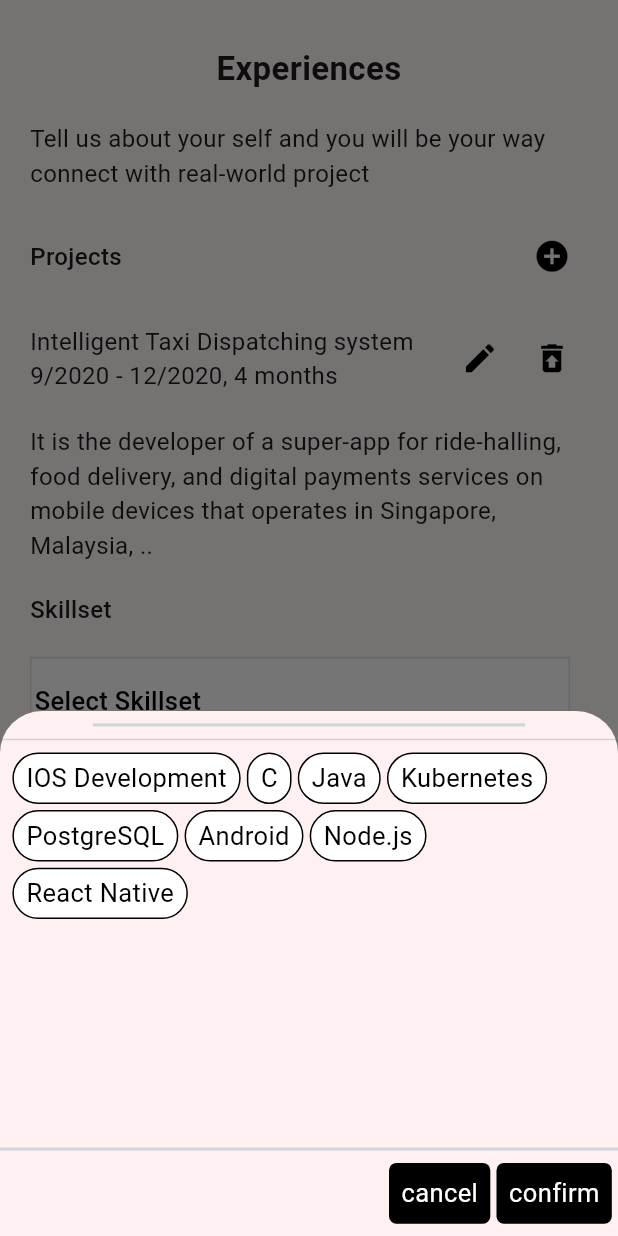
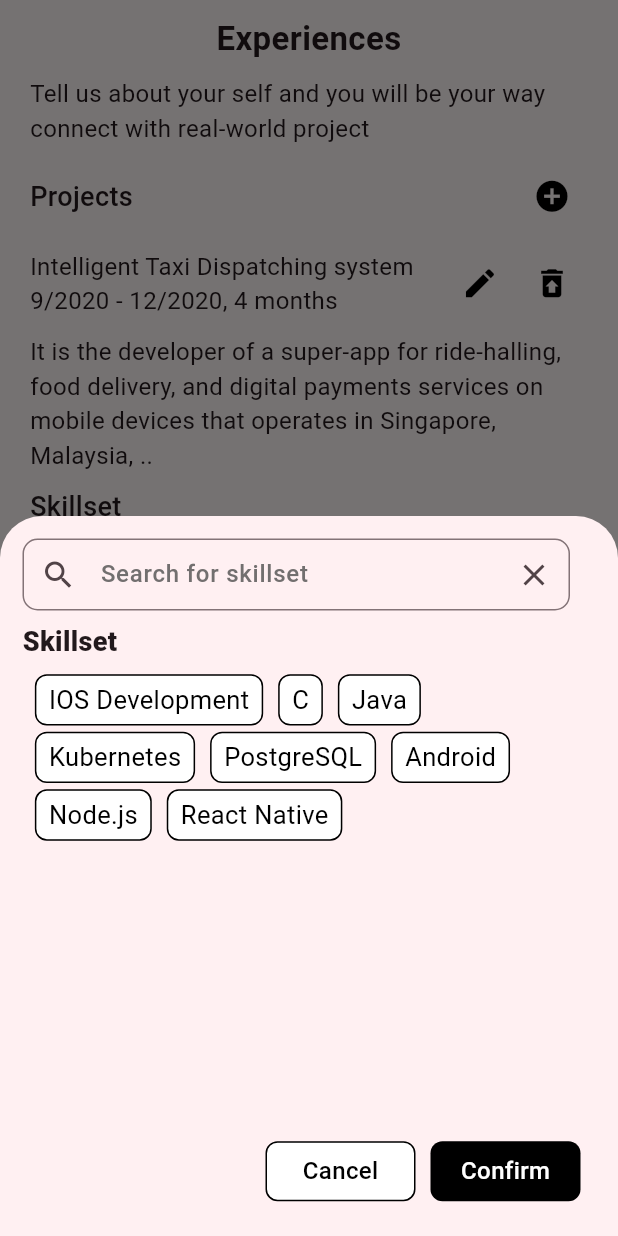
Before and after one commit to giahuy200202/StudentHub, a Flutter app: the ProfileIStudentStep2Widget screen opened directly, after a tap on "Select Skillset", on a phone screen of 412 x 824 dp. Run offline on Flutter 3.47's test engine with Material 3 defaults, Android fonts, the phone set to English and light mode, and no system bars; our stand-ins replace dotted_border, flutter_dotenv, flutter_local_notifications, flutter_riverpod, image_picker, motion_toast and 3 more; missing offline and left inert: dart:ffi.

Commit message:
update UI profile flow

```diff
--- a/lib/screens/layout.screen.dart
+++ b/lib/screens/layout.screen.dart
@@ -28,6 +28,7 @@ import 'package:studenthub/screens/profile/profileinputStudent_step3.screen.dart
 import 'package:studenthub/screens/chat/message.screen.dart';
 import 'package:studenthub/screens/chat/message_details.screen.dart';
 import 'package:studenthub/widgets/message/videocalll.widget.dart';
+import 'package:studenthub/screens/alerts/alerts.screen.dart';
 
 class LayoutScreen extends ConsumerStatefulWidget {
   const LayoutScreen({super.key});
@@ -153,6 +154,11 @@ class _LayoutScreenState extends ConsumerState<LayoutScreen> {
         _selectedPageIndex = 2;
       });
       return const VideocallWidget();
+    } else if (widgetOption == 'Alert') {
+      setState(() {
+        _selectedPageIndex = 2;
+      });
+      return const AlertsScreen();
     }
 
     return const HomepageScreen();
--- a/lib/utils/multiselect_bottom_sheet.dart
+++ b/lib/utils/multiselect_bottom_sheet.dart
@@ -5,10 +5,10 @@ import 'package:studenthub/utils/colors.dart';
 class MultiSelectBottomSheet extends StatefulWidget {
   final List<MultiSelectBottomSheetModel> items;
   final double width;
+
   final double bottomSheetHeight;
   final double? searchTextFieldWidth;
   final String? hint;
-  final String? searchHint;
   final String cancelText;
   final String confirmText;
   final String clearAll;
@@ -32,10 +32,9 @@ class MultiSelectBottomSheet extends StatefulWidget {
     required this.searchIcon,
     required this.controller,
     this.searchTextFieldWidth,
-    this.searchHint = "search here..",
-    this.cancelText = 'cancel',
-    this.confirmText = 'confirm',
-    this.clearAll = 'clear All',
+    this.cancelText = 'Cancel',
+    this.confirmText = 'Confirm',
+    this.clearAll = 'Clear All',
     this.hintColor = Colors.black,
     this.textColor = Colors.black54,
     this.borderColor = Colors.black12,
@@ -84,44 +83,66 @@ class _MultiSelectBottomSheetState extends State<MultiSelectBottomSheet> {
           builder: (context) {
             return StatefulBuilder(
                 builder: (BuildContext context, StateSetter setState) {
-              return SizedBox(
-                height: widget.bottomSheetHeight,
+              return Padding(
+                padding: const EdgeInsets.all(15.0),
+                child: SizedBox(
+                  height: 450,
                   width: width,
                   child: Column(
+                    crossAxisAlignment: CrossAxisAlignment.start,
                     children: [
-                    SizedBox(height: height * 0.01),
-                    Container(
-                      width: widget.searchTextFieldWidth,
-                      decoration: BoxDecoration(
-                          border: Border.all(color: borderColor),
-                          color: Colors.red),
-                      child: Stack(
-                        alignment: Alignment.centerRight,
-                        children: [
-                          widget.controller.text.isEmpty
-                              ? Container()
-                              : InkWell(
-                                  onTap: () {
+                      SizedBox(
+                        width: 365,
+                        child: TextField(
+                          style: const TextStyle(
+                            fontSize: 16,
+                            color: Color.fromARGB(255, 114, 111, 111),
+                            fontWeight: FontWeight.w500,
+                          ),
+                          // controller: searchController,
+                          textInputAction: TextInputAction.search,
+                          onSubmitted: (value) {
                             setState(() {
-                                      widget.controller.text = "";
-                                      filterList = widget.items;
+                              filterList = widget.items
+                                  .where((element) => element.name
+                                      .toLowerCase()
+                                      .contains(value.toLowerCase()))
+                                  .toList();
                             });
                           },
-                                  child: Container(
-                                    padding: EdgeInsets.symmetric(
-                                        horizontal: width * 0.02),
-                                    child: const Icon(
-                                      Icons.close,
-                                      color: iconColor,
-                                      size: 20,
+                          decoration: InputDecoration(
+                            border: OutlineInputBorder(
+                              borderRadius: BorderRadius.circular(10),
+                            ),
+                            focusedBorder: OutlineInputBorder(
+                              borderRadius: BorderRadius.circular(10),
+                              borderSide: const BorderSide(color: Colors.black),
+                            ),
+                            contentPadding: const EdgeInsets.symmetric(
+                              vertical: 8,
+                              horizontal: 15,
+                            ),
+                            prefixIcon: const Icon(Icons.search),
+                            suffixIcon: InkWell(
+                              onTap: () {},
+                              child: const Icon(Icons.clear),
+                            ),
+                            hintText: 'Search for skillset',
+                            hintStyle: const TextStyle(
+                              color: Color.fromARGB(255, 114, 111, 111),
+                              fontWeight: FontWeight.w500,
                             ),
                           ),
-                                )
-                        ],
                         ),
                       ),
                       SizedBox(height: height * 0.01),
-                    const Divider(thickness: 1, height: 1, color: dividerColor),
+                      const Text(
+                        'Skillset',
+                        style: (TextStyle(
+                          fontSize: 18,
+                          fontWeight: FontWeight.w800,
+                        )),
+                      ),
                       SizedBox(height: height * 0.01),
                       Expanded(
                         child: SingleChildScrollView(
@@ -130,7 +151,7 @@ class _MultiSelectBottomSheetState extends State<MultiSelectBottomSheet> {
                             padding:
                                 EdgeInsets.symmetric(horizontal: width * 0.02),
                             child: Wrap(
-                            spacing: width * 0.01,
+                              spacing: 10,
                               runSpacing: width * 0.01,
                               crossAxisAlignment: WrapCrossAlignment.start,
                               alignment: WrapAlignment.start,
@@ -148,7 +169,8 @@ class _MultiSelectBottomSheetState extends State<MultiSelectBottomSheet> {
                                         }
                                       }
                                       defaultList
-                                        .where((element) => element.id == e.id)
+                                          .where(
+                                              (element) => element.id == e.id)
                                           .first
                                           .isSelected = e.isSelected;
                                     });
@@ -158,7 +180,7 @@ class _MultiSelectBottomSheetState extends State<MultiSelectBottomSheet> {
                                         horizontal: width * 0.02,
                                         vertical: width * 0.01),
                                     decoration: BoxDecoration(
-                                    borderRadius: BorderRadius.circular(20),
+                                      borderRadius: BorderRadius.circular(8),
                                       color: e.isSelected
                                           ? widget.selectedBackgroundColor
                                           : widget.unSelectedBackgroundColor,
@@ -181,24 +203,26 @@ class _MultiSelectBottomSheetState extends State<MultiSelectBottomSheet> {
                           ),
                         ),
                       ),
-                    SizedBox(height: height * 0.01),
-                    const Divider(thickness: 1, height: 1, color: dividerColor),
                       Container(
                         width: width * 100,
-                      decoration: const BoxDecoration(
-                          border: Border(top: BorderSide(color: borderColor))),
                         padding: EdgeInsets.symmetric(vertical: height * 0.01),
                         child: Row(
-                        mainAxisAlignment: MainAxisAlignment.spaceBetween,
+                          mainAxisAlignment: MainAxisAlignment.start,
                           children: [
+                            const SizedBox(width: 10),
                             defaultList
                                     .where((element) => element.isSelected)
                                     .isEmpty
                                 ? Container()
-                              : DecoratedBox(
+                                : SizedBox(
+                                    height: 40,
+                                    width: 100,
+                                    child: DecoratedBox(
                                       decoration: BoxDecoration(
-                                    borderRadius: BorderRadius.circular(5),
-                                    color: const Color.fromARGB(255, 0, 0, 0),
+                                        border: Border.all(color: Colors.black),
+                                        borderRadius: BorderRadius.circular(8),
+                                        color:
+                                            Color.fromARGB(255, 255, 255, 255),
                                       ),
                                       child: GestureDetector(
                                         onTap: () {
@@ -217,20 +241,27 @@ class _MultiSelectBottomSheetState extends State<MultiSelectBottomSheet> {
                                           child: Text(
                                             widget.clearAll,
                                             style: const TextStyle(
-                                            color: Colors.white,
-                                            fontWeight: FontWeight.normal,
-                                            fontSize: 17),
+                                                color: Color.fromARGB(
+                                                    255, 0, 0, 0),
+                                                fontWeight: FontWeight.w500,
+                                                fontSize: 16),
                                           ),
                                         ),
                                       ),
                                     ),
+                                  ),
+                            const Spacer(),
                             Row(
                               mainAxisAlignment: MainAxisAlignment.end,
                               children: [
-                              DecoratedBox(
+                                SizedBox(
+                                  height: 40,
+                                  width: 100,
+                                  child: DecoratedBox(
                                     decoration: BoxDecoration(
-                                  borderRadius: BorderRadius.circular(5),
-                                  color: const Color.fromARGB(255, 0, 0, 0),
+                                      border: Border.all(color: Colors.black),
+                                      borderRadius: BorderRadius.circular(8),
+                                      color: Color.fromARGB(255, 255, 255, 255),
                                     ),
                                     child: GestureDetector(
                                       onTap: () {
@@ -244,19 +275,24 @@ class _MultiSelectBottomSheetState extends State<MultiSelectBottomSheet> {
                                         child: Text(
                                           widget.cancelText,
                                           style: const TextStyle(
-                                          color: Colors.white,
-                                          fontWeight: FontWeight.normal,
-                                          fontSize: 17),
+                                              color:
+                                                  Color.fromARGB(255, 0, 0, 0),
+                                              fontWeight: FontWeight.w500,
+                                              fontSize: 16),
                                         ),
                                       ),
                                     ),
                                   ),
+                                ),
+                                const SizedBox(
+                                  width: 10,
+                                ),
                                 SizedBox(
-                                width: width * 0.01,
-                              ),
-                              DecoratedBox(
+                                  height: 40,
+                                  width: 100,
+                                  child: DecoratedBox(
                                     decoration: BoxDecoration(
-                                  borderRadius: BorderRadius.circular(5),
+                                      borderRadius: BorderRadius.circular(8),
                                       color: const Color.fromARGB(255, 0, 0, 0),
                                     ),
                                     child: GestureDetector(
@@ -276,14 +312,15 @@ class _MultiSelectBottomSheetState extends State<MultiSelectBottomSheet> {
                                           widget.confirmText,
                                           style: const TextStyle(
                                               color: Colors.white,
-                                          fontWeight: FontWeight.normal,
-                                          fontSize: 17),
+                                              fontWeight: FontWeight.w500,
+                                              fontSize: 16),
                                         ),
                                       ),
                                     ),
                                   ),
-                              SizedBox(
-                                width: width * 0.01,
+                                ),
+                                const SizedBox(
+                                  width: 10,
                                 )
                               ],
                             ),
@@ -291,6 +328,7 @@ class _MultiSelectBottomSheetState extends State<MultiSelectBottomSheet> {
                         ),
                       ),
                     ],
+                  ),
                 ),
               );
             });
@@ -302,8 +340,9 @@ class _MultiSelectBottomSheetState extends State<MultiSelectBottomSheet> {
       child: Container(
         decoration: BoxDecoration(
             border: Border.all(
-              color: widget.borderColor,
+              color: Colors.black,
             ),
+            borderRadius: BorderRadius.circular(9),
             color: whiteColor),
         padding: EdgeInsets.symmetric(
             horizontal: 2,
@@ -312,20 +351,26 @@ class _MultiSelectBottomSheetState extends State<MultiSelectBottomSheet> {
                     ? height * 0.02
                     : height * 0.01),
         width: widget.width,
-        alignment: Alignment.centerLeft,
         child: Column(
+          crossAxisAlignment: CrossAxisAlignment.start,
+          mainAxisAlignment: MainAxisAlignment.start,
           children: [
             widget.items.where((element) => element.isSelected).isEmpty
-                ? Text(
+                ? Padding(
+                    padding: const EdgeInsets.fromLTRB(20, 0, 0, 0),
+                    child: Text(
                       "${widget.hint}",
-                    maxLines: 10,
+                      maxLines: 5,
                       overflow: TextOverflow.ellipsis,
                       style: TextStyle(
                           color: widget.hintColor,
-                        fontWeight: FontWeight.w500,
-                        fontSize: 17),
+                          fontWeight: FontWeight.normal,
+                          fontSize: 16),
+                    ),
                   )
-                : Wrap(
+                : Padding(
+                    padding: const EdgeInsets.fromLTRB(20, 0, 0, 0),
+                    child: Wrap(
                       spacing: width * 0.01,
                       runSpacing: width * 0.01,
                       children: widget.items
@@ -340,14 +385,14 @@ class _MultiSelectBottomSheetState extends State<MultiSelectBottomSheet> {
                             : ", ";
                         return Text(
                           "${e.name}$separator",
-                        maxLines: 10,
                           overflow: TextOverflow.ellipsis,
                           style: const TextStyle(
                               color: Colors.black,
-                            fontWeight: FontWeight.w500,
-                            fontSize: 17),
+                              fontWeight: FontWeight.normal,
+                              fontSize: 16),
                         );
                       }).toList(),
+                    ),
                   ),
           ],
         ),
--- a/lib/widgets/profile/profile_input_student_step2.widget.dart
+++ b/lib/widgets/profile/profile_input_student_step2.widget.dart
@@ -49,7 +49,7 @@ class _ProfileIStudentWidget extends ConsumerState<ProfileIStudentStep2Widget> {
           child: Column(
             crossAxisAlignment: CrossAxisAlignment.start,
             children: [
-              const SizedBox(height: 30),
+              const SizedBox(height: 10),
               const Center(
                 child: Text(
                   'Experiences',
@@ -60,19 +60,19 @@ class _ProfileIStudentWidget extends ConsumerState<ProfileIStudentStep2Widget> {
                   ),
                 ),
               ),
-              const SizedBox(height: 20),
+              const SizedBox(height: 10),
               const Text(
                 'Tell us about your self and you will be your way connect with real-world project',
                 style: TextStyle(fontSize: 16),
               ),
-              const SizedBox(height: 20),
+              const SizedBox(height: 10),
               Row(
                 mainAxisAlignment: MainAxisAlignment.spaceBetween,
                 children: [
                   const Text(
                     'Projects',
                     style: TextStyle(
-                      fontSize: 16,
+                      fontSize: 18,
                       fontWeight: FontWeight.w500,
                     ),
                   ),
@@ -86,7 +86,7 @@ class _ProfileIStudentWidget extends ConsumerState<ProfileIStudentStep2Widget> {
                   ),
                 ],
               ),
-              const SizedBox(height: 20),
+              const SizedBox(height: 10),
               Column(
                 children: [
                   Row(
@@ -125,7 +125,7 @@ class _ProfileIStudentWidget extends ConsumerState<ProfileIStudentStep2Widget> {
                       ]),
                     ],
                   ),
-                  const SizedBox(height: 20),
+                  const SizedBox(height: 10),
                   const Text(
                     'It is the developer of a super-app for ride-halling, food delivery, and digital payments services on mobile devices that operates in Singapore, Malaysia, ..',
                     style: TextStyle(
@@ -134,15 +134,15 @@ class _ProfileIStudentWidget extends ConsumerState<ProfileIStudentStep2Widget> {
                   ),
                 ],
               ),
-              const SizedBox(height: 20),
+              const SizedBox(height: 10),
               const Text(
                 'Skillset',
                 style: TextStyle(
-                  fontSize: 16,
+                  fontSize: 18,
                   fontWeight: FontWeight.w500,
                 ),
               ),
-              const SizedBox(height: 20),
+              const SizedBox(height: 10),
               MultiSelectBottomSheet(
                 items: selectCountryItem, // required for Item list
                 width: 360,
@@ -161,14 +161,14 @@ class _ProfileIStudentWidget extends ConsumerState<ProfileIStudentStep2Widget> {
                 unSelectTextStyle:
                     const TextStyle(color: Colors.black, fontSize: 17),
               ),
-              const SizedBox(height: 20),
+              const SizedBox(height: 10),
               const Divider(
-                height: 20,
-                thickness: 2,
+                height: 10,
+                thickness: 1,
                 endIndent: 0,
-                color: Colors.black,
+                color: Colors.grey,
               ),
-              const SizedBox(height: 20),
+              const SizedBox(height: 10),
               Column(
                 children: [
                   Row(
@@ -207,7 +207,7 @@ class _ProfileIStudentWidget extends ConsumerState<ProfileIStudentStep2Widget> {
                       ]),
                     ],
                   ),
-                  const SizedBox(height: 20),
+                  const SizedBox(height: 10),
                   const Text(
                     'It is the developer of a super-app for ride-halling, food delivery, and digital payments services on mobile devices that operates in Singapore, Malaysia, ..',
                     style: TextStyle(
@@ -216,7 +216,7 @@ class _ProfileIStudentWidget extends ConsumerState<ProfileIStudentStep2Widget> {
                   ),
                 ],
               ),
-              const SizedBox(height: 15),
+              const SizedBox(height: 90),
               Container(
                 alignment: Alignment.centerRight,
                 child: SizedBox(
```
Also changed, not shown: lib/screens/alerts/alerts.screen.dart (added, +12 -0 lines), lib/widgets/alerts/alerts.widget.dart (added, +244 -0 lines), lib/widgets/message/BottomSheet.widget.dart (+7 -15 lines), lib/widgets/message/list_message.widget.dart (+17 -13 lines), lib/widgets/profile/profile_input.widget.dart (+12 -6 lines), lib/widgets/profile/profile_input_2.widget.dart (+15 -9 lines), lib/widgets/profile/profile_input_student_step1.widget.dart (+22 -13 lines), pubspec.lock. Lines whose indentation alone changed are shown as unchanged.
